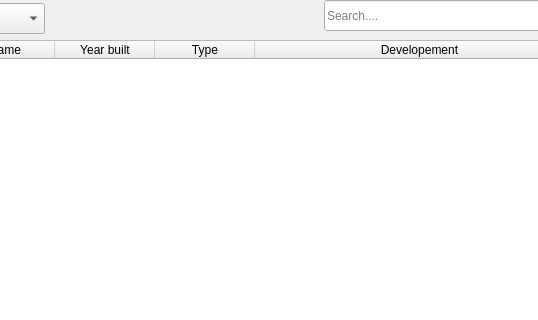
Qt form computerdialog.ui (hermanno16/vika3) before a commit; both pictures show x 146 to 684 and y 0 to 320 of the 781 by 541 pixel window.
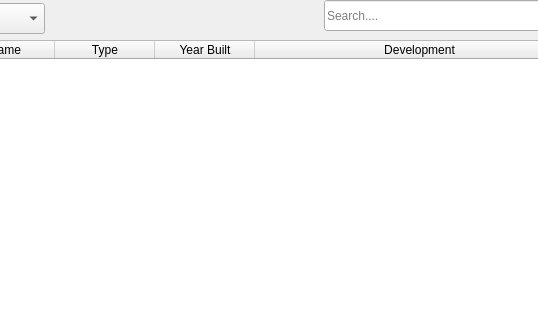
The same form after that commit.

```diff
--- a/computerdialog.ui
+++ b/computerdialog.ui
@@ -91,11 +91,6 @@
      <string>Name</string>
     </property>
    </column>
-   <column>
-    <property name="text">
-     <string>Year built</string>
-    </property>
-   </column>
    <column>
     <property name="text">
      <string>Type</string>
@@ -103,7 +98,12 @@
    </column>
    <column>
     <property name="text">
-     <string>Developement</string>
+     <string>Year Built</string>
+    </property>
+   </column>
+   <column>
+    <property name="text">
+     <string>Development</string>
     </property>
    </column>
   </widget>
```
